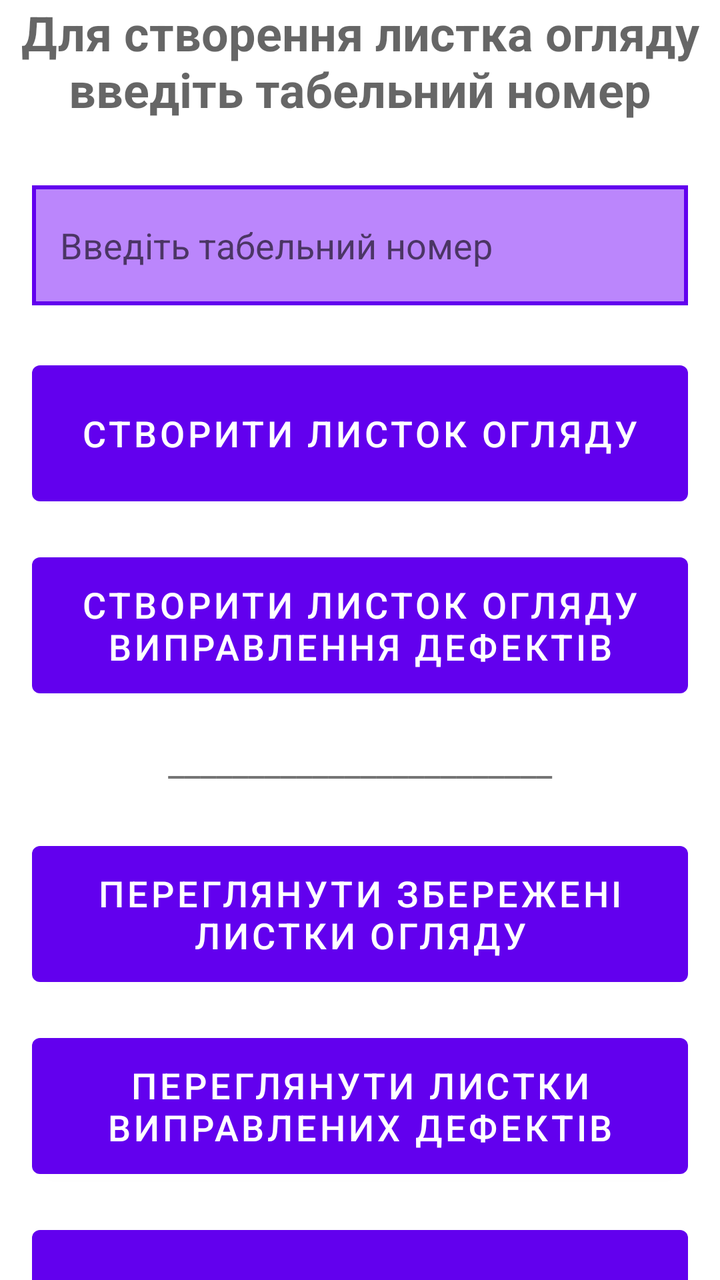
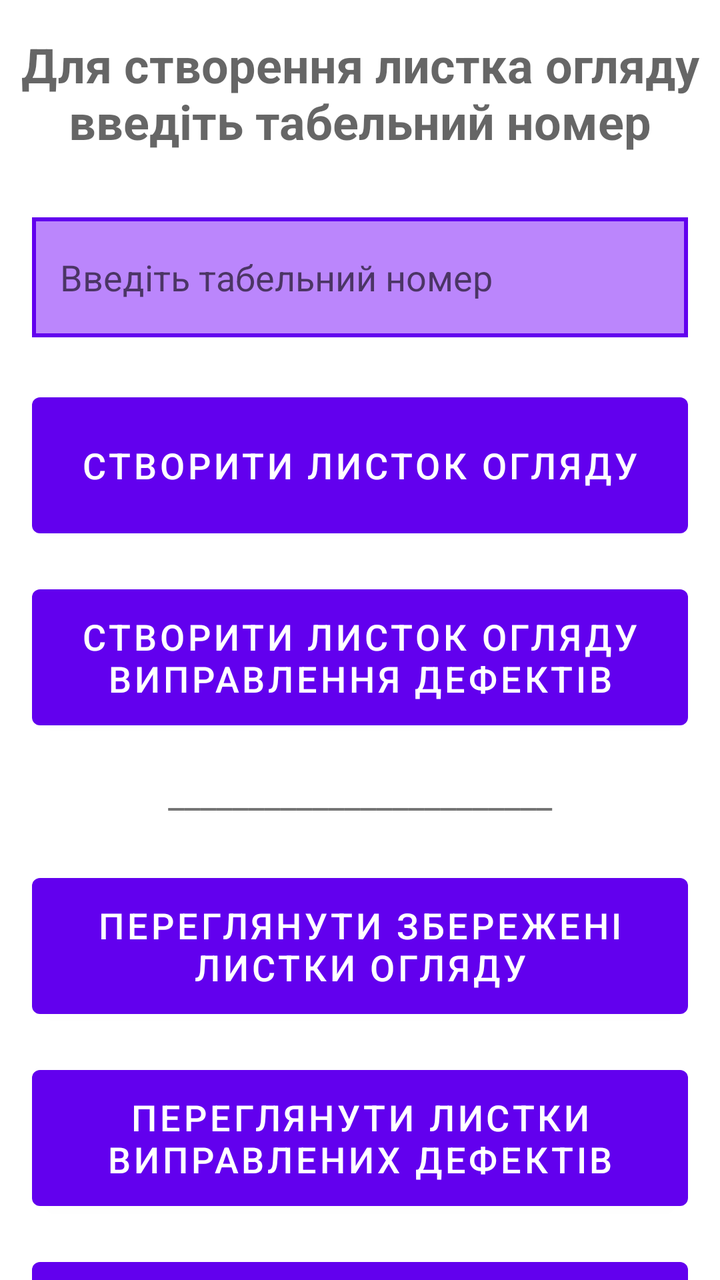

Before-and-after screenshots of an Android layout around one commit, followed by the original layout XML and the change that was made.
<!-- AndroidManifest.xml: application theme Theme.DefectFinder -->
<!-- res/layout/activity_main.xml -->
<?xml version="1.0" encoding="utf-8"?>
<androidx.core.widget.NestedScrollView
    xmlns:android="http://schemas.android.com/apk/res/android"
    xmlns:app="http://schemas.android.com/apk/res-auto"
    xmlns:tools="http://schemas.android.com/tools"
    android:layout_width="match_parent"
    android:layout_height="match_parent"
    android:fillViewport="true"
    tools:context=".CreateListActivity">
    <androidx.constraintlayout.widget.ConstraintLayout
        android:id="@+id/coord"
        android:layout_width="match_parent"
        android:layout_height="wrap_content">

    <LinearLayout
        android:layout_width="match_parent"
        android:layout_height="match_parent"
        android:orientation="vertical"
        android:gravity="center">

        <TextView
            android:layout_width="wrap_content"
            android:layout_height="wrap_content"
            android:gravity="center"
            android:text="@string/to_create_list_tabel_enter"
            android:textAppearance="@style/TextAppearance.MaterialComponents.Headline3"
            android:textSize="24sp"
            android:textStyle="bold"/>

        <EditText
            android:id="@+id/tabel"
            android:layout_width="match_parent"
            android:layout_height="60dp"
            android:layout_marginStart="16dp"
            android:layout_marginTop="32dp"
            android:layout_marginEnd="16dp"
            android:background="@drawable/edit_tabel_bg"
            android:hint="@string/write_tabel"
            android:inputType="number"
            android:paddingStart="14dp"
            app:layout_constraintEnd_toEndOf="parent"
            app:layout_constraintStart_toStartOf="parent"
            app:layout_constraintTop_toBottomOf="@id/opr_or_span"></EditText>

        <Button
            android:id="@+id/button"
            style="@style/Widget.MaterialComponents.Button"
            android:layout_width="match_parent"
            android:layout_height="80dp"
            android:layout_marginStart="16dp"
            android:layout_marginTop="24dp"
            android:layout_marginEnd="16dp"
            android:onClick="onClick"
            android:textSize="18sp"
            android:text="@string/create_list" />

        <Button
            android:id="@+id/defect_ready_btn"
            style="@style/Widget.MaterialComponents.Button"
            android:layout_width="match_parent"
            android:layout_height="80dp"
            android:layout_marginStart="16dp"
            android:layout_marginTop="16dp"
            android:layout_marginEnd="16dp"
            android:onClick="onClick"
            android:textSize="18sp"
            android:text="@string/create_list_done_defects" />


        <TextView
            android:layout_width="match_parent"
            android:layout_height="wrap_content"
            android:layout_marginStart="16dp"
            android:layout_marginTop="16dp"
            android:layout_marginEnd="16dp"
            android:text="________________________"
            android:textSize="18sp"
            android:gravity="center"/>

        <Button
            android:id="@+id/watch_lists"
            android:layout_width="match_parent"
            android:layout_height="80dp"
            android:layout_marginStart="16dp"
            android:layout_marginTop="24dp"
            android:layout_marginEnd="16dp"
            android:text="@string/watch_lists"
            android:textSize="18sp"
            android:onClick="onClick" />

        <Button
            android:id="@+id/watch_ready_lists"
            android:layout_width="match_parent"
            android:layout_height="80dp"
            android:layout_marginStart="16dp"
            android:layout_marginTop="16dp"
            android:layout_marginEnd="16dp"
            android:text="@string/watch_done_lists"
            android:textSize="18sp"
            android:onClick="onClick" />

        <Button
            android:id="@+id/watch_defects"
            android:layout_width="match_parent"
            android:layout_height="80dp"
            android:layout_marginStart="16dp"
            android:layout_marginTop="16dp"
            android:layout_marginEnd="16dp"
            android:text="@string/show_all_defects"
            android:textSize="18sp"
            android:onClick="onClick" />


    </LinearLayout>

</androidx.constraintlayout.widget.ConstraintLayout>
</androidx.core.widget.NestedScrollView>
<!-- resources referenced by this layout -->
<resources>
  <!-- drawable edit_tabel_bg (drawable) -->
  <?xml version="1.0" encoding="utf-8"?>
  <shape xmlns:android="http://schemas.android.com/apk/res/android"
      android:shape="rectangle" >
  
      <solid android:color="@color/purple_200"/>
  
      <stroke
          android:width="2dp"
          android:color="@color/design_default_color_primary"/>
  </shape>
  <string name="create_list">Створити листок огляду</string>
  <string name="create_list_done_defects">Створити листок огляду виправлення дефектів</string>
  <string name="show_all_defects">Переглянути всі дефекти</string>
  <string name="to_create_list_tabel_enter">Для створення листка огляду введіть табельний номер</string>
  <string name="watch_done_lists">Переглянути листки виправлених дефектів</string>
  <string name="watch_lists">Переглянути збережені листки огляду</string>
  <string name="write_tabel">Введіть табельний номер</string>
  <style name="Theme.DefectFinder" parent="Theme.MaterialComponents.DayNight.DarkActionBar">
          
          <item name="colorPrimary">@color/purple_500</item>
          <item name="colorPrimaryVariant">@color/purple_700</item>
          <item name="colorOnPrimary">@color/white</item>
          
          <item name="colorSecondary">@color/teal_200</item>
          <item name="colorSecondaryVariant">@color/teal_700</item>
          <item name="colorOnSecondary">@color/black</item>
          
          <item name="android:statusBarColor" tools:targetApi="l">?attr/colorPrimaryVariant</item>
          
      </style>
  <color name="purple_200">#FFBB86FC</color>
  <color name="purple_500">#FF6200EE</color>
  <color name="purple_700">#FF3700B3</color>
  <color name="white">#FFFFFFFF</color>
  <color name="teal_200">#FF03DAC5</color>
  <color name="teal_700">#FF018786</color>
  <color name="black">#FF000000</color>
</resources>

<!-- the commit's change to res/layout/activity_main.xml (unified diff, before → after) -->
@@ -6,7 +6,7 @@
     android:layout_width="match_parent"
     android:layout_height="match_parent"
     android:fillViewport="true"
-    tools:context=".CreateListActivity">
+    tools:context=".MainActivity">
     <androidx.constraintlayout.widget.ConstraintLayout
         android:id="@+id/coord"
         android:layout_width="match_parent"
@@ -14,9 +14,10 @@
 
     <LinearLayout
         android:layout_width="match_parent"
-        android:layout_height="match_parent"
+        android:layout_height="wrap_content"
         android:orientation="vertical"
-        android:gravity="center">
+        android:gravity="center_horizontal"
+        android:paddingTop="16dp">
 
         <TextView
             android:layout_width="wrap_content"
@@ -110,6 +111,28 @@
             android:textSize="18sp"
             android:onClick="onClick" />
 
+        <Button
+            android:id="@+id/change_filial"
+            style="@style/Widget.MaterialComponents.Button.OutlinedButton"
+            android:layout_width="match_parent"
+            android:layout_height="60dp"
+            android:layout_marginStart="16dp"
+            android:layout_marginTop="24dp"
+            android:layout_marginEnd="16dp"
+            android:layout_marginBottom="16dp"
+            android:textSize="14sp"
+            android:onClick="onClick" />
+
+        <TextView
+            android:id="@+id/version_label"
+            android:layout_width="match_parent"
+            android:layout_height="wrap_content"
+            android:layout_marginStart="16dp"
+            android:layout_marginEnd="16dp"
+            android:layout_marginBottom="8dp"
+            android:gravity="center"
+            android:textSize="12sp"
+            android:textColor="#888888" />
 
     </LinearLayout>
 
<!-- resource entries referenced after the edit -->
@@ -30,6 +30,8 @@
           
           <item name="android:statusBarColor" tools:targetApi="l">?attr/colorPrimaryVariant</item>
           
+          <item name="android:windowOptOutEdgeToEdgeEnforcement" tools:targetApi="35">true</item>
+          
       </style>
   <color name="purple_200">#FFBB86FC</color>
   <color name="purple_500">#FF6200EE</color>
